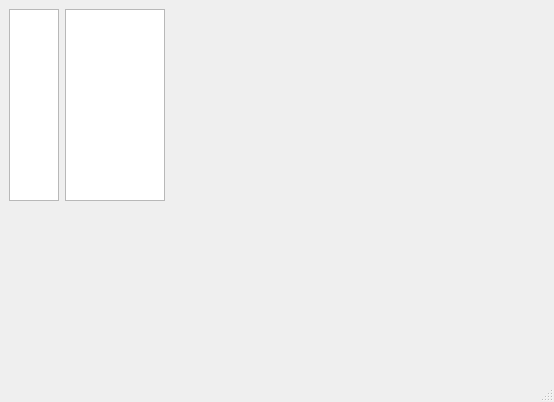
Before: the Qt Designer form mainwindow.ui in LeoJW/ampsorter, drawn with Qt 5.
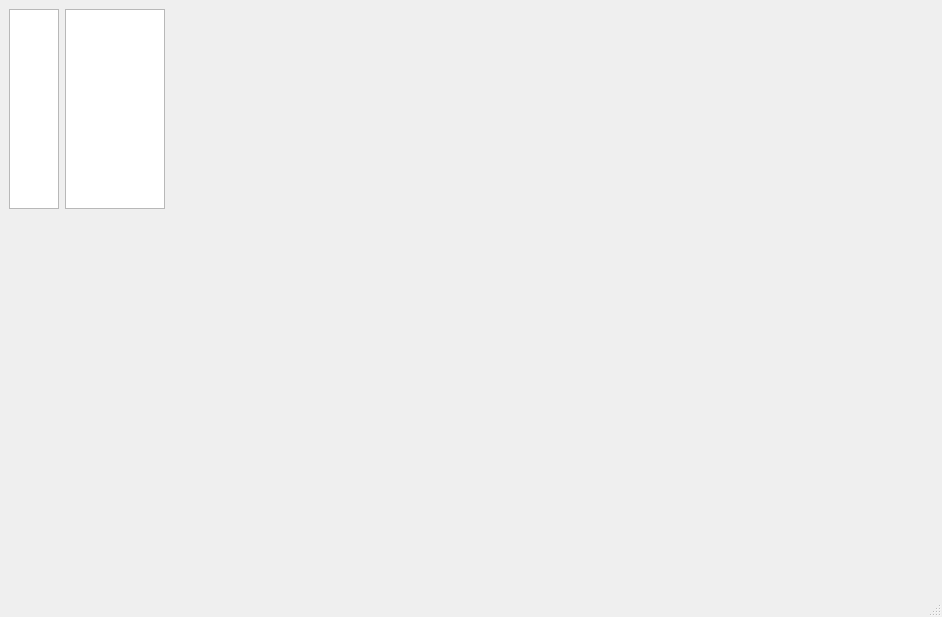
After: the same form once the commit is applied. Custom widgets are drawn as their Qt base class.

Commit message: trace plot labels working

```diff
--- a/mainwindow.ui
+++ b/mainwindow.ui
@@ -6,8 +6,8 @@
    <rect>
     <x>0</x>
     <y>0</y>
-    <width>554</width>
-    <height>402</height>
+    <width>942</width>
+    <height>617</height>
    </rect>
   </property>
   <property name="windowTitle">
@@ -29,6 +29,11 @@
         <height>200</height>
        </size>
       </property>
+      <property name="font">
+       <font>
+        <pointsize>10</pointsize>
+       </font>
+      </property>
       <property name="alternatingRowColors">
        <bool>true</bool>
       </property>
```
The commit also changes 1 other file.
